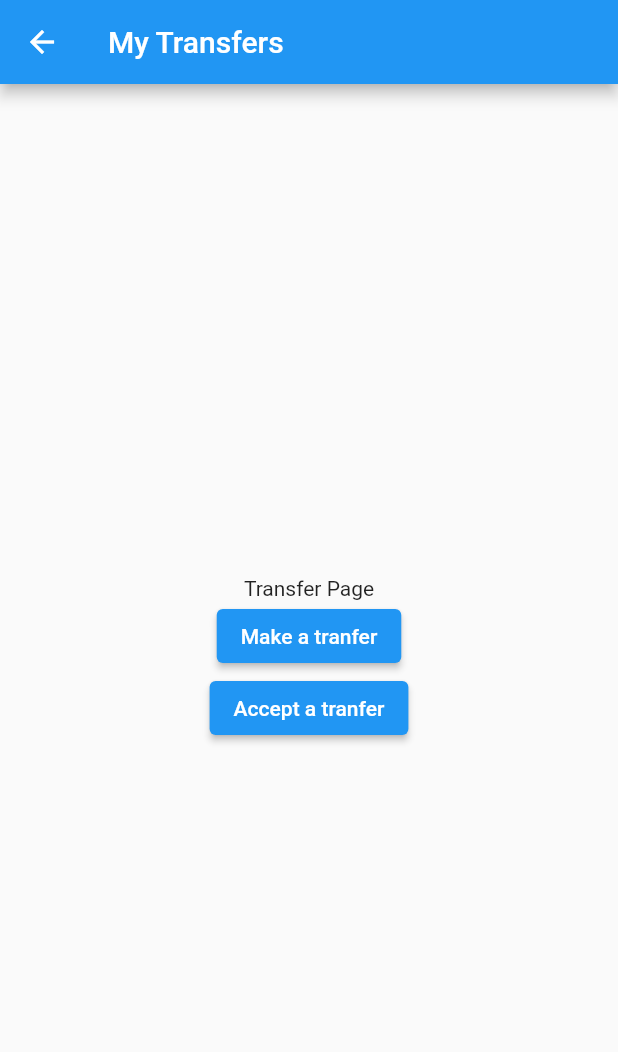
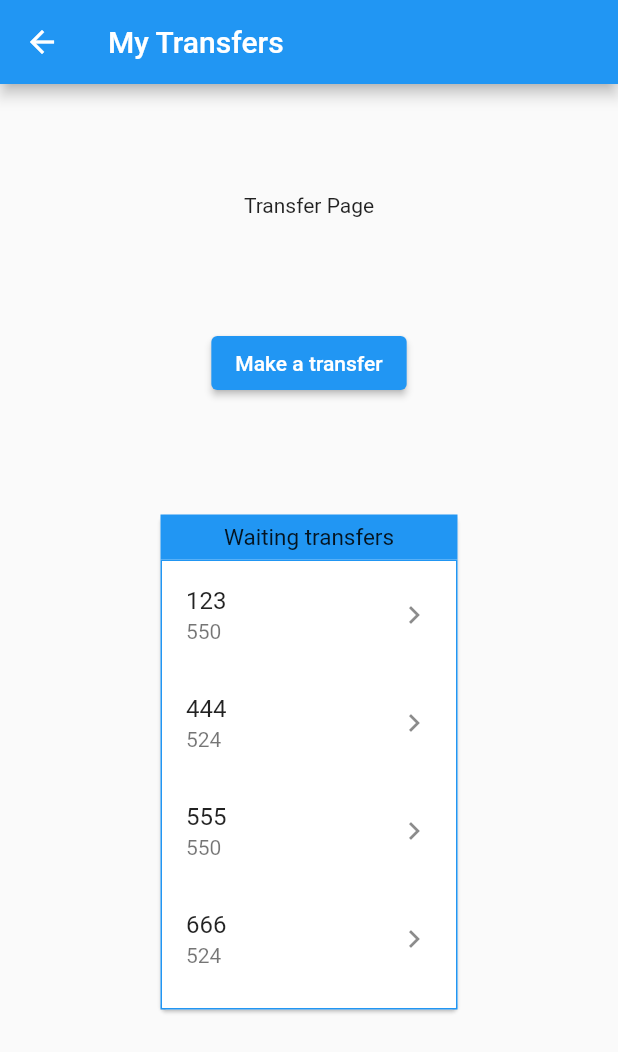
Before and after one commit to PP-Groupe-6/PrixBanqueFlutterInterface, a Flutter app: the TransferPage screen opened by its route, on a phone screen of 412 x 824 dp. Shown: the top 1052 px of the screen. Run offline on Flutter 3.47's test engine with Material 2 defaults, Android fonts, the phone set to English and light mode, and no system bars; our stand-ins replace firebase_auth, firebase_core; missing offline and left inert: dart:html; accounts and stored records are empty.

Commit message:
Added display transfer

```diff
--- a/prix_banque_flutter_interface/lib/sign_in_page.dart
+++ b/prix_banque_flutter_interface/lib/sign_in_page.dart
@@ -47,7 +47,6 @@ class SignInPage extends StatelessWidget {
                 child: Text("Sign in"),
 
               ),
-
               ElevatedButton(
                   onPressed: () {
                     Navigator.pushNamed(context, SignUpPage.name);
--- a/prix_banque_flutter_interface/lib/transfers_management/creation_transfer_page.dart
+++ b/prix_banque_flutter_interface/lib/transfers_management/creation_transfer_page.dart
@@ -15,7 +15,7 @@ class CreateTransferPage extends StatelessWidget {
         child: Column(
           mainAxisAlignment: MainAxisAlignment.center,
           children: [
-            Text("creation transfer Page"),]
+            Text("Creation Transfer Page"),]
         ),
       ),
     );
--- /dev/null
+++ b/prix_banque_flutter_interface/lib/transfers_management/display_list_transfers.dart
@@ -0,0 +1,70 @@
+import 'package:flutter/material.dart';
+import 'package:prix_banque_flutter_interface/transfers_management/transfer_model.dart';
+
+import '../show_information.dart';
+
+
+class DisplayListTransfer extends StatefulWidget {
+
+  final List<Transfer> transfers;
+  final Color color;
+
+  DisplayListTransfer(
+      {Key key,
+      @required this.transfers,
+      @required this.color})
+      : super(key: key);
+
+  @override
+  _DisplayListTransfer createState() => _DisplayListTransfer();
+}
+
+class _DisplayListTransfer extends State<DisplayListTransfer> {
+  @override
+  Widget build(BuildContext context) {
+    return Card(
+        child: Column(
+      children: [
+        Container(
+          color: widget.color,
+          height: 30,
+          child: Center(
+            child: Text(
+              "Waiting transfers",
+              style: TextStyle(
+                fontSize: 15.0,
+              ),
+            ),
+          ),
+        ),
+        Container(
+          height: 300,
+          decoration: BoxDecoration(border: Border.all(color: widget.color)),
+          child: widget.transfers.isEmpty
+              ? Center(
+                  child: Text(
+                  "No transfers found",
+                  style: TextStyle(
+                    fontSize: 15.0,
+                  ),
+                ))
+              : ListView(
+                  children: widget.transfers
+                      .map((transfer) => ListTile(
+                            title: Text(transfer.accountTransferPayerId.toString()),
+                            subtitle: Text(transfer.transferAmount.toString()),
+                            trailing: Icon(Icons.keyboard_arrow_right),
+                            onTap: () {
+                              ShowInformation().confirmDialog(
+                                  context,
+                                  transfer.receiverQuestion,
+                                  transfer.receiverAnswer);
+                            },
+                          ))
+                      .toList(),
+                ),
+        ),
+      ],
+    ));
+  }
+}
--- a/prix_banque_flutter_interface/lib/transfers_management/transfer_main_page.dart
+++ b/prix_banque_flutter_interface/lib/transfers_management/transfer_main_page.dart
@@ -1,14 +1,33 @@
+import 'dart:convert';
 import 'package:flutter/material.dart';
+import 'package:flutter/services.dart';
 import 'package:prix_banque_flutter_interface/show_information.dart';
 import 'package:prix_banque_flutter_interface/transfers_management/creation_transfer_page.dart';
+import 'package:prix_banque_flutter_interface/transfers_management/display_list_transfers.dart';
+import 'package:prix_banque_flutter_interface/transfers_management/transfer_model.dart';
 
-import 'package:provider/provider.dart';
+TransferList transferListFromJson(String str) =>
+    TransferList.fromJson(json.decode(str));
+
+class TransferList {
+  List<Transfer> transfers;
+
+  TransferList({
+    this.transfers,
+  });
+
+  factory TransferList.fromJson(Map<String, dynamic> json) => TransferList(
+        transfers: List<Transfer>.from(
+            json["transfers"].map((x) => Transfer.fromJson(x))),
+      );
+}
 
 class TransferPage extends StatelessWidget {
-  String secretQuestion="apero ?";
-  String secretAnswer="bien sur";
+  static const secretQuestion = "default question";
+  static const secretAnswer = "default answer";
 
   static const name = "/transferPage";
+
   @override
   Widget build(BuildContext context) {
     return Scaffold(
@@ -17,20 +36,36 @@ class TransferPage extends StatelessWidget {
       ),
       body: Center(
         child: Column(
-          mainAxisAlignment: MainAxisAlignment.center,
+          mainAxisAlignment: MainAxisAlignment.spaceEvenly,
           children: [
             Text("Transfer Page"),
             ElevatedButton(
                 onPressed: () {
                   Navigator.pushNamed(context, CreateTransferPage.name);
                 },
-                child: Text("Make a tranfer")),
-            ElevatedButton(
-                onPressed: () {
-                  ShowInformation().confirmDialog(
-                      context, secretQuestion, secretAnswer);
-                },
-                child: Text("Accept a tranfer"))
+                child: Text("Make a transfer")),
+            Container(
+              width: MediaQuery.of(context).size.width / 2,
+              height: MediaQuery.of(context).size.height / 2,
+              child: FutureBuilder(
+                  future: rootBundle.loadString('test_transfers.json'),
+                  builder: (BuildContext context, AsyncSnapshot snap) {
+                    if (snap.hasData) {
+                      var transferList = transferListFromJson(snap.data);
+                      return SingleChildScrollView(
+                        child:
+                            Column(mainAxisSize: MainAxisSize.min, children: [
+                          DisplayListTransfer(
+                            transfers: transferList.transfers,
+                            color: Colors.blue,
+                          )
+                        ]),
+                      );
+                    } else {
+                      return CircularProgressIndicator();
+                    }
+                  }),
+            )
           ],
         ),
       ),
--- /dev/null
+++ b/prix_banque_flutter_interface/lib/transfers_management/transfer_model.dart
@@ -0,0 +1,33 @@
+class Transfer {
+  final int transferId;
+  final int accountTransferPayerId;
+  final int accountTransferReceiverId;
+  final int transferAmount;
+  final String transferType;
+  final String receiverQuestion;
+  final String receiverAnswer;
+  final String scheduledTransferDate;
+
+  Transfer(
+      {this.transferId,
+      this.accountTransferPayerId,
+      this.accountTransferReceiverId,
+      this.transferAmount,
+      this.transferType,
+      this.receiverQuestion,
+      this.receiverAnswer,
+      this.scheduledTransferDate});
+
+  factory Transfer.fromJson(Map<String, dynamic> json) {
+    return Transfer(
+      transferId: json['transferId'] as int,
+      accountTransferPayerId: json['accountTransferPayerId'] as int,
+      accountTransferReceiverId: json['accountTransferReceiverId'] as int,
+      scheduledTransferDate: json['scheduledTransferDate'] as String,
+      transferAmount: json['transferAmount'] as int,
+      transferType: json['transferType'] as String,
+      receiverQuestion: json['receiverQuestion'] as String,
+      receiverAnswer: json['receiverAnswer'] as String,
+    );
+  }
+}
--- a/prix_banque_flutter_interface/pubspec.yaml
+++ b/prix_banque_flutter_interface/pubspec.yaml
@@ -51,6 +51,7 @@ flutter:
   # To add assets to your application, add an assets section, like this:
   assets:
     - images/PrixBanqueLogo.png
+    - test_transfers.json
   #   - images/a_dot_burr.jpeg
   #   - images/a_dot_ham.jpeg
 
--- /dev/null
+++ b/prix_banque_flutter_interface/test_transfers.json
@@ -0,0 +1,64 @@
+{
+  "transfers": [
+    {
+      "transferId": 1,
+      "accountTransferPayerId": 123,
+      "accountTransferReceiverId": 456,
+      "scheduledTransferDate" : "2021-04-27 20:00:00",
+      "transferAmount" : 550,
+      "transferType" : "scheduled",
+      "receiverQuestion" : "Quel est le couleur de mon chat ?",
+      "receiverAnswer" : "Roux"
+    },
+    {
+      "transferId": 2,
+      "accountTransferPayerId": 444,
+      "accountTransferReceiverId": 456,
+      "scheduledTransferDate" : "2021-04-27 20:00:00",
+      "transferAmount" : 524,
+      "transferType" : "scheduled",
+      "receiverQuestion" : "Quel est le couleur de mon chat ?",
+      "receiverAnswer" : "Roux"
+    },
+    {
+      "transferId": 3,
+      "accountTransferPayerId": 555,
+      "accountTransferReceiverId": 456,
+      "scheduledTransferDate" : "2021-04-27 20:00:00",
+      "transferAmount" : 550,
+      "transferType" : "scheduled",
+      "receiverQuestion" : "Quel est le couleur de mon chat ?",
+      "receiverAnswer" : "Roux"
+    },
+    {
+      "transferId": 4,
+      "accountTransferPayerId": 666,
+      "accountTransferReceiverId": 456,
+      "scheduledTransferDate" : "2021-04-27 20:00:00",
+      "transferAmount" : 524,
+      "transferType" : "scheduled",
+      "receiverQuestion" : "Quel est le couleur de mon chat ?",
+      "receiverAnswer" : "Roux"
+    },
+    {
+      "transferId": 1,
+      "accountTransferPayerId": 123,
+      "accountTransferReceiverId": 456,
+      "scheduledTransferDate" : "2021-04-27 20:00:00",
+      "transferAmount" : 550,
+      "transferType" : "scheduled",
+      "receiverQuestion" : "Quel est le couleur de mon chat ?",
+      "receiverAnswer" : "Roux"
+    },
+    {
+      "transferId": 2,
+      "accountTransferPayerId": 123,
+      "accountTransferReceiverId": 456,
+      "scheduledTransferDate" : "2021-04-27 20:00:00",
+      "transferAmount" : 524,
+      "transferType" : "scheduled",
+      "receiverQuestion" : "Quel est le couleur de mon chat ?",
+      "receiverAnswer" : "Roux"
+    }
+  ]
+}
```
